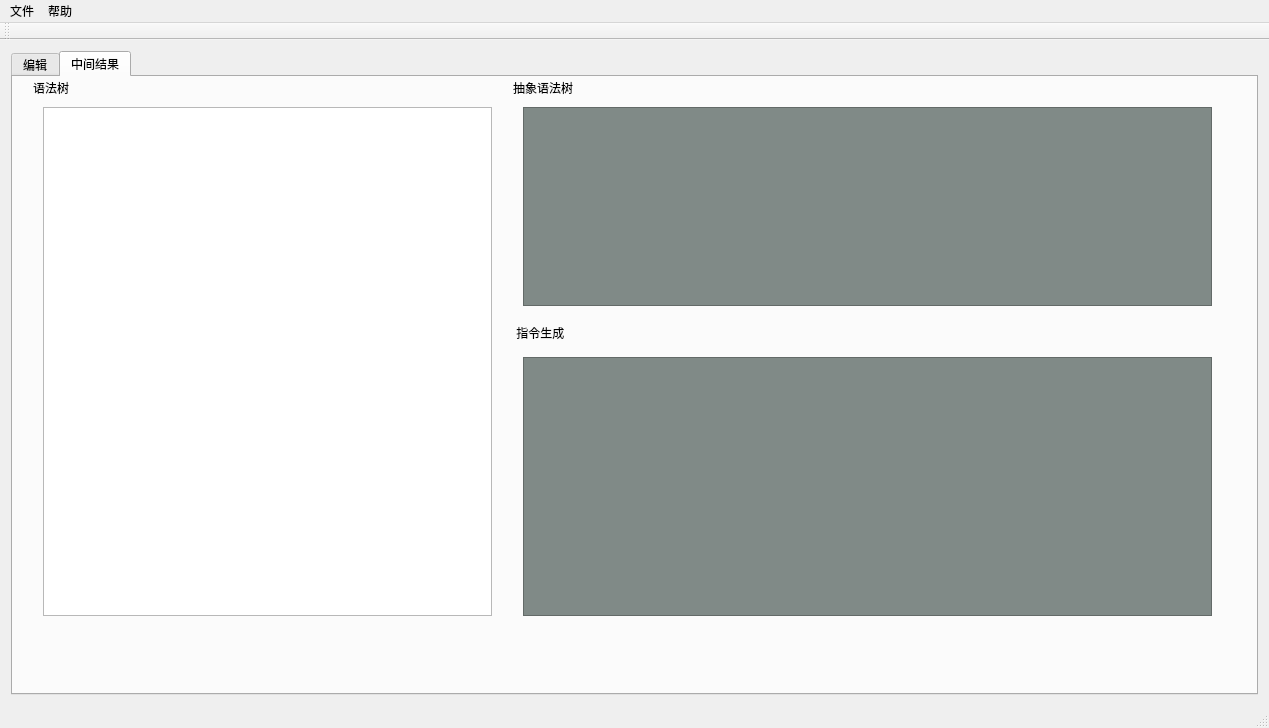
Above: ui/mainwindow.ui from Willendless/compiler-course before the change. Below: the same form after it.
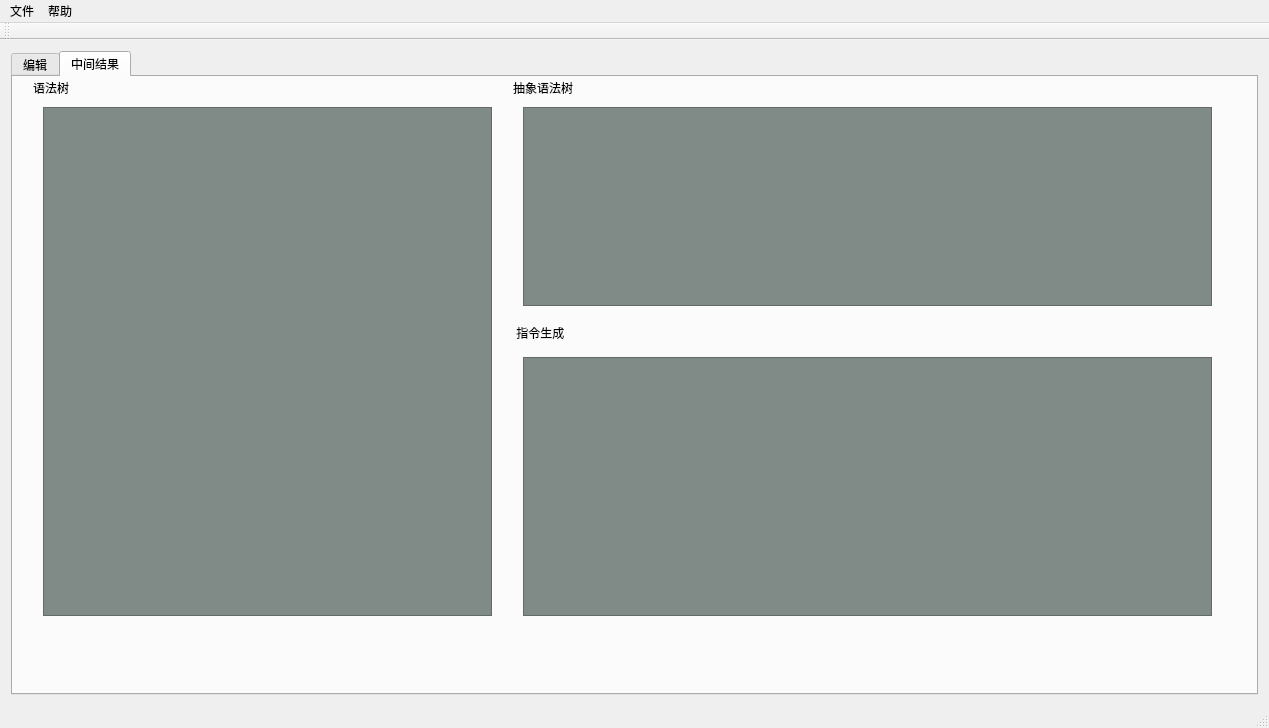
That is the form after the change. The open tabs and pages were chosen to show the change.

Commit message: chore: bug fixed & parse tree output enabled

```diff
--- a/ui/mainwindow.ui
+++ b/ui/mainwindow.ui
@@ -163,7 +163,13 @@
           </property>
           <layout class="QVBoxLayout" name="verticalLayout">
            <item>
-            <widget class="QGraphicsView" name="parseTreeOutput"/>
+            <widget class="QTextBrowser" name="parseTreeOutput">
+             <property name="styleSheet">
+              <string notr="true">font: pt &quot;Consolas&quot;;
+color: rgb(255, 255, 255);
+background-color: rgb(128,138,135);</string>
+             </property>
+            </widget>
            </item>
           </layout>
          </widget>
```
The commit also changes 9 other files.
